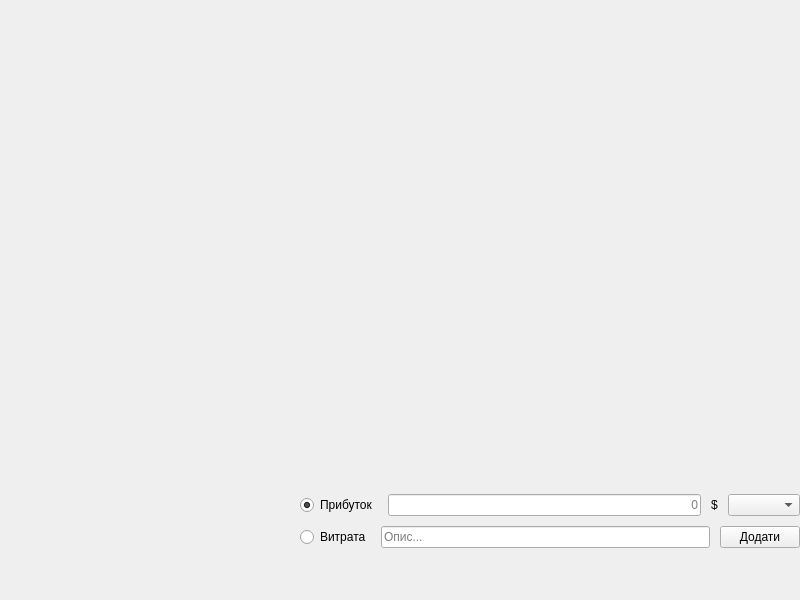
The window that budget_manager_frontend/forms/mainwindow.ui (BogdanKalysh/budget_manager_app) describes before a commit, drawn with Qt 5.
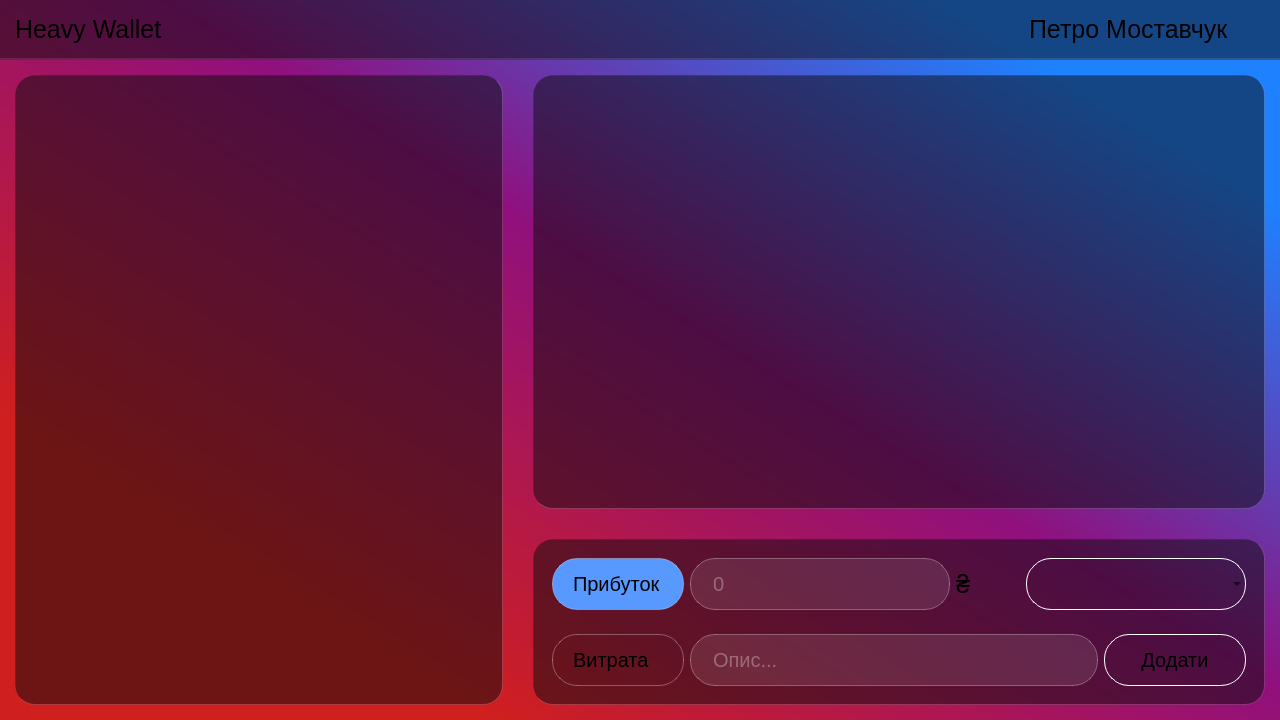
The same window after the commit. Icons and pictures are not drawn.

Commit message: added styles for main page ui

```diff
--- a/budget_manager_frontend/forms/mainwindow.ui
+++ b/budget_manager_frontend/forms/mainwindow.ui
@@ -6,8 +6,8 @@
    <rect>
     <x>0</x>
     <y>0</y>
-    <width>800</width>
-    <height>600</height>
+    <width>1280</width>
+    <height>720</height>
    </rect>
   </property>
   <property name="windowTitle">
@@ -20,8 +20,98 @@
   <property name="windowOpacity">
    <double>1.000000000000000</double>
   </property>
+  <property name="styleSheet">
+   <string notr="true">#centralwidget{
+ background: qlineargradient(spread:pad, x1:0.166667, y1:0.756, x2:1, y2:0, stop:0 rgba(207, 31, 31, 255), stop:0.427083 rgba(144, 16, 125, 255), stop:0.822917 rgba(30, 129, 255, 255))
+}
+
+#header, #addTransactionFrame, #pieChartFrame, #transactionListFrame{
+ background: rgba(10,10,10,0.5);
+ border: 2px solid rgba(255,255,255,0.1);
+ border-left-width: 0;
+ border-top-width: 0;
+ border-right-width: 0;
+}
+
+#userName, #settingsIcon{
+	margin: 0 10px;
+}
+
+#addTransactionFrame, #pieChartFrame, #transactionListFrame{
+ border-radius: 20px;
+ border: 1px solid rgba(255,255,255,0.15);
+ 
+ border-left-color: rgba(0,0,0,0.1);
+ border-top-color: rgba(0,0,0,0.1);
+ 
+}
+
+#body{
+ border-style:none;
+}
+
+QLabel{
+ font-size: 25px;
+}
+
+#addTransactionFrameBottom, #addTransactionFrameTop{
+ border-style: none;
+}
+
+#addTransactionButton{
+ height: 50px;
+ width: 140px;
+ border-radius: 25px;
+ background: transparent;
+ border: 1px solid white;
+ font-size: 20px;
+}
+
+#addTransactionButton::hover{
+ background: rgb(88, 153, 255);
+ border-style: none;
+}
+
+QLineEdit{
+ 	border: 1px solid rgba(255,255,255,0.3);
+ 	background: rgba(255,255,255,0.1);
+ 	height: 50px;
+ 	border-radius: 25px;
+ 	font-size: 20px;
+ 	padding: 0 20px;
+ 	color: rgba(255,255,255,0.6);
+}
+
+#categoryComboBox{
+ 	height: 50px;
+ 	width: 200px;
+ 	border-radius: 25px;
+ 	background: transparent;
+ 	border: 1px solid white;
+	font-size: 20px;
+}
+
+QRadioButton{
+	font-size: 20px;
+	height: 50px;
+	width: 110px;
+	border: 1px solid rgba(255,255,255,0.3);
+	border-radius: 25px;
+}
+
+QRadioButton:checked{
+	background: rgb(88, 153, 255);
+}
+
+QRadioButton::indicator{
+	border-style: none;
+}</string>
+  </property>
   <widget class="QWidget" name="centralwidget">
-   <layout class="QGridLayout" name="gridLayout">
+   <layout class="QVBoxLayout" name="verticalLayout">
+    <property name="spacing">
+     <number>0</number>
+    </property>
     <property name="leftMargin">
      <number>0</number>
     </property>
@@ -34,162 +124,325 @@
     <property name="bottomMargin">
      <number>0</number>
     </property>
-    <property name="spacing">
-     <number>0</number>
-    </property>
-    <item row="1" column="1" colspan="2">
-     <spacer name="verticalSpacer_2">
-      <property name="orientation">
-       <enum>Qt::Vertical</enum>
+    <item>
+     <widget class="QFrame" name="header">
+      <property name="sizePolicy">
+       <sizepolicy hsizetype="Preferred" vsizetype="Fixed">
+        <horstretch>100</horstretch>
+        <verstretch>0</verstretch>
+       </sizepolicy>
       </property>
-      <property name="sizeType">
-       <enum>QSizePolicy::Fixed</enum>
-      </property>
-      <property name="sizeHint" stdset="0">
+      <property name="minimumSize">
        <size>
-        <width>20</width>
-        <height>350</height>
+        <width>0</width>
+        <height>60</height>
        </size>
       </property>
-     </spacer>
-    </item>
-    <item row="0" column="0" colspan="3">
-     <spacer name="verticalSpacer">
-      <property name="orientation">
-       <enum>Qt::Vertical</enum>
-      </property>
-      <property name="sizeType">
-       <enum>QSizePolicy::Fixed</enum>
-      </property>
-      <property name="sizeHint" stdset="0">
+      <property name="maximumSize">
        <size>
-        <width>20</width>
-        <height>40</height>
+        <width>16777215</width>
+        <height>60</height>
        </size>
       </property>
-     </spacer>
-    </item>
-    <item row="1" column="0" rowspan="2">
-     <spacer name="horizontalSpacer">
-      <property name="orientation">
-       <enum>Qt::Horizontal</enum>
+      <property name="frameShape">
+       <enum>QFrame::StyledPanel</enum>
       </property>
-      <property name="sizeType">
-       <enum>QSizePolicy::Preferred</enum>
+      <property name="frameShadow">
+       <enum>QFrame::Raised</enum>
       </property>
-      <property name="sizeHint" stdset="0">
-       <size>
-        <width>300</width>
-        <height>20</height>
-       </size>
-      </property>
-     </spacer>
+      <layout class="QHBoxLayout" name="horizontalLayout">
+       <property name="spacing">
+        <number>0</number>
+       </property>
+       <property name="leftMargin">
+        <number>15</number>
+       </property>
+       <property name="topMargin">
+        <number>0</number>
+       </property>
+       <property name="rightMargin">
+        <number>0</number>
+       </property>
+       <property name="bottomMargin">
+        <number>0</number>
+       </property>
+       <item>
+        <widget class="QLabel" name="logoName">
+         <property name="sizePolicy">
+          <sizepolicy hsizetype="Preferred" vsizetype="Preferred">
+           <horstretch>10</horstretch>
+           <verstretch>0</verstretch>
+          </sizepolicy>
+         </property>
+         <property name="text">
+          <string>Heavy Wallet</string>
+         </property>
+        </widget>
+       </item>
+       <item>
+        <widget class="QLabel" name="userIcon">
+         <property name="maximumSize">
+          <size>
+           <width>60</width>
+           <height>60</height>
+          </size>
+         </property>
+         <property name="text">
+          <string/>
+         </property>
+         <property name="pixmap">
+          <pixmap resource="../resources/src.qrc">:/new/img/user_icon.png</pixmap>
+         </property>
+         <property name="alignment">
+          <set>Qt::AlignCenter</set>
+         </property>
+        </widget>
+       </item>
+       <item>
+        <widget class="QLabel" name="userName">
+         <property name="sizePolicy">
+          <sizepolicy hsizetype="Minimum" vsizetype="Preferred">
+           <horstretch>0</horstretch>
+           <verstretch>0</verstretch>
+          </sizepolicy>
+         </property>
+         <property name="text">
+          <string>Петро Моставчук</string>
+         </property>
+        </widget>
+       </item>
+       <item>
+        <widget class="QLabel" name="settingsIcon">
+         <property name="maximumSize">
+          <size>
+           <width>60</width>
+           <height>60</height>
+          </size>
+         </property>
+         <property name="text">
+          <string/>
+         </property>
+         <property name="pixmap">
+          <pixmap resource="../resources/src.qrc">:/new/img/settings_icon.png</pixmap>
+         </property>
+         <property name="alignment">
+          <set>Qt::AlignCenter</set>
+         </property>
+        </widget>
+       </item>
+      </layout>
+     </widget>
     </item>
-    <item row="2" column="1" colspan="2">
-     <layout class="QVBoxLayout" name="verticalLayout">
-      <property name="spacing">
-       <number>10</number>
+    <item>
+     <widget class="QFrame" name="body">
+      <property name="sizePolicy">
+       <sizepolicy hsizetype="Preferred" vsizetype="Preferred">
+        <horstretch>100</horstretch>
+        <verstretch>1</verstretch>
+       </sizepolicy>
       </property>
-      <item>
-       <layout class="QHBoxLayout" name="horizontalLayout_2">
-        <item>
-         <widget class="QRadioButton" name="incomeRadioButton">
-          <property name="text">
-           <string>Прибуток</string>
-          </property>
-          <property name="iconSize">
-           <size>
-            <width>16</width>
-            <height>16</height>
-           </size>
-          </property>
-          <property name="checked">
-           <bool>true</bool>
-          </property>
-         </widget>
-        </item>
-        <item>
-         <widget class="QLineEdit" name="amountInputLine">
-          <property name="inputMask">
-           <string/>
-          </property>
-          <property name="text">
-           <string/>
-          </property>
-          <property name="maxLength">
-           <number>10</number>
-          </property>
-          <property name="alignment">
-           <set>Qt::AlignRight|Qt::AlignTrailing|Qt::AlignVCenter</set>
-          </property>
-          <property name="placeholderText">
-           <string>0</string>
-          </property>
-         </widget>
-        </item>
-        <item>
-         <widget class="QLabel" name="currencySign">
-          <property name="sizePolicy">
-           <sizepolicy hsizetype="Preferred" vsizetype="Preferred">
-            <horstretch>0</horstretch>
-            <verstretch>0</verstretch>
-           </sizepolicy>
-          </property>
-          <property name="text">
-           <string>$</string>
-          </property>
-         </widget>
-        </item>
-        <item>
-         <widget class="QComboBox" name="cetegoryComboBox">
-          <property name="acceptDrops">
-           <bool>false</bool>
-          </property>
-         </widget>
-        </item>
-       </layout>
-      </item>
-      <item>
-       <layout class="QHBoxLayout" name="horizontalLayout">
-        <item>
-         <widget class="QRadioButton" name="expenceRadioButton">
-          <property name="text">
-           <string>Витрата</string>
-          </property>
-         </widget>
-        </item>
-        <item>
-         <widget class="QLineEdit" name="descriptionInputLine">
-          <property name="inputMask">
-           <string/>
-          </property>
-          <property name="text">
-           <string/>
-          </property>
-          <property name="cursorPosition">
-           <number>0</number>
-          </property>
-          <property name="alignment">
-           <set>Qt::AlignLeading|Qt::AlignLeft|Qt::AlignVCenter</set>
-          </property>
-          <property name="dragEnabled">
-           <bool>false</bool>
-          </property>
-          <property name="placeholderText">
-           <string>Опис...</string>
-          </property>
-         </widget>
-        </item>
-        <item>
-         <widget class="QPushButton" name="addTransactionButton">
-          <property name="text">
-           <string>Додати</string>
-          </property>
-         </widget>
-        </item>
-       </layout>
-      </item>
-     </layout>
+      <property name="frameShape">
+       <enum>QFrame::StyledPanel</enum>
+      </property>
+      <property name="frameShadow">
+       <enum>QFrame::Raised</enum>
+      </property>
+      <layout class="QGridLayout" name="gridLayout">
+       <property name="leftMargin">
+        <number>15</number>
+       </property>
+       <property name="topMargin">
+        <number>15</number>
+       </property>
+       <property name="rightMargin">
+        <number>15</number>
+       </property>
+       <property name="bottomMargin">
+        <number>15</number>
+       </property>
+       <property name="spacing">
+        <number>30</number>
+       </property>
+       <item row="0" column="1">
+        <widget class="QFrame" name="transactionListFrame">
+         <property name="sizePolicy">
+          <sizepolicy hsizetype="Preferred" vsizetype="Preferred">
+           <horstretch>6</horstretch>
+           <verstretch>6</verstretch>
+          </sizepolicy>
+         </property>
+         <property name="frameShape">
+          <enum>QFrame::StyledPanel</enum>
+         </property>
+         <property name="frameShadow">
+          <enum>QFrame::Raised</enum>
+         </property>
+        </widget>
+       </item>
+       <item row="1" column="1">
+        <widget class="QFrame" name="addTransactionFrame">
+         <property name="sizePolicy">
+          <sizepolicy hsizetype="Preferred" vsizetype="Preferred">
+           <horstretch>6</horstretch>
+           <verstretch>2</verstretch>
+          </sizepolicy>
+         </property>
+         <property name="frameShape">
+          <enum>QFrame::StyledPanel</enum>
+         </property>
+         <property name="frameShadow">
+          <enum>QFrame::Raised</enum>
+         </property>
+         <layout class="QVBoxLayout" name="verticalLayout_2">
+          <item>
+           <widget class="QFrame" name="addTransactionFrameTop">
+            <property name="frameShape">
+             <enum>QFrame::StyledPanel</enum>
+            </property>
+            <property name="frameShadow">
+             <enum>QFrame::Raised</enum>
+            </property>
+            <layout class="QHBoxLayout" name="horizontalLayout_3">
+             <item>
+              <widget class="QRadioButton" name="incomeRadioButton">
+               <property name="sizePolicy">
+                <sizepolicy hsizetype="Fixed" vsizetype="Fixed">
+                 <horstretch>0</horstretch>
+                 <verstretch>0</verstretch>
+                </sizepolicy>
+               </property>
+               <property name="text">
+                <string>Прибуток</string>
+               </property>
+               <property name="checked">
+                <bool>true</bool>
+               </property>
+               <attribute name="buttonGroup">
+                <string notr="true">buttonGroup</string>
+               </attribute>
+              </widget>
+             </item>
+             <item>
+              <widget class="QLineEdit" name="amountInputLine">
+               <property name="sizePolicy">
+                <sizepolicy hsizetype="Expanding" vsizetype="Fixed">
+                 <horstretch>2</horstretch>
+                 <verstretch>0</verstretch>
+                </sizepolicy>
+               </property>
+               <property name="focusPolicy">
+                <enum>Qt::ClickFocus</enum>
+               </property>
+               <property name="placeholderText">
+                <string>0</string>
+               </property>
+              </widget>
+             </item>
+             <item>
+              <widget class="QLabel" name="currencySign">
+               <property name="text">
+                <string>₴</string>
+               </property>
+              </widget>
+             </item>
+             <item>
+              <spacer name="horizontalSpacer">
+               <property name="orientation">
+                <enum>Qt::Horizontal</enum>
+               </property>
+               <property name="sizeHint" stdset="0">
+                <size>
+                 <width>50</width>
+                 <height>20</height>
+                </size>
+               </property>
+              </spacer>
+             </item>
+             <item>
+              <widget class="QComboBox" name="categoryComboBox">
+               <property name="sizePolicy">
+                <sizepolicy hsizetype="Fixed" vsizetype="Fixed">
+                 <horstretch>0</horstretch>
+                 <verstretch>0</verstretch>
+                </sizepolicy>
+               </property>
+              </widget>
+             </item>
+            </layout>
+           </widget>
+          </item>
+          <item>
+           <widget class="QFrame" name="addTransactionFrameBottom">
+            <property name="frameShape">
+             <enum>QFrame::StyledPanel</enum>
+            </property>
+            <property name="frameShadow">
+             <enum>QFrame::Raised</enum>
+            </property>
+            <layout class="QHBoxLayout" name="horizontalLayout_2">
+             <item>
+              <widget class="QRadioButton" name="expenceRadioButton">
+               <property name="sizePolicy">
+                <sizepolicy hsizetype="Fixed" vsizetype="Fixed">
+                 <horstretch>0</horstretch>
+                 <verstretch>0</verstretch>
+                </sizepolicy>
+               </property>
+               <property name="text">
+                <string>Витрата</string>
+               </property>
+               <attribute name="buttonGroup">
+                <string notr="true">buttonGroup</string>
+               </attribute>
+              </widget>
+             </item>
+             <item>
+              <widget class="QLineEdit" name="descriptionInputLine">
+               <property name="focusPolicy">
+                <enum>Qt::ClickFocus</enum>
+               </property>
+               <property name="placeholderText">
+                <string>Опис...</string>
+               </property>
+              </widget>
+             </item>
+             <item>
+              <widget class="QPushButton" name="addTransactionButton">
+               <property name="sizePolicy">
+                <sizepolicy hsizetype="Fixed" vsizetype="Fixed">
+                 <horstretch>0</horstretch>
+                 <verstretch>0</verstretch>
+                </sizepolicy>
+               </property>
+               <property name="text">
+                <string>Додати</string>
+               </property>
+              </widget>
+             </item>
+            </layout>
+           </widget>
+          </item>
+         </layout>
+        </widget>
+       </item>
+       <item row="0" column="0" rowspan="2">
+        <widget class="QFrame" name="pieChartFrame">
+         <property name="sizePolicy">
+          <sizepolicy hsizetype="Preferred" vsizetype="Preferred">
+           <horstretch>4</horstretch>
+           <verstretch>1</verstretch>
+          </sizepolicy>
+         </property>
+         <property name="frameShape">
+          <enum>QFrame::StyledPanel</enum>
+         </property>
+         <property name="frameShadow">
+          <enum>QFrame::Raised</enum>
+         </property>
+        </widget>
+       </item>
+      </layout>
+     </widget>
     </item>
    </layout>
   </widget>
```
Left out of the diff: 7 changed lines with no effect on the pictures. The commit also changes 6 other files.
